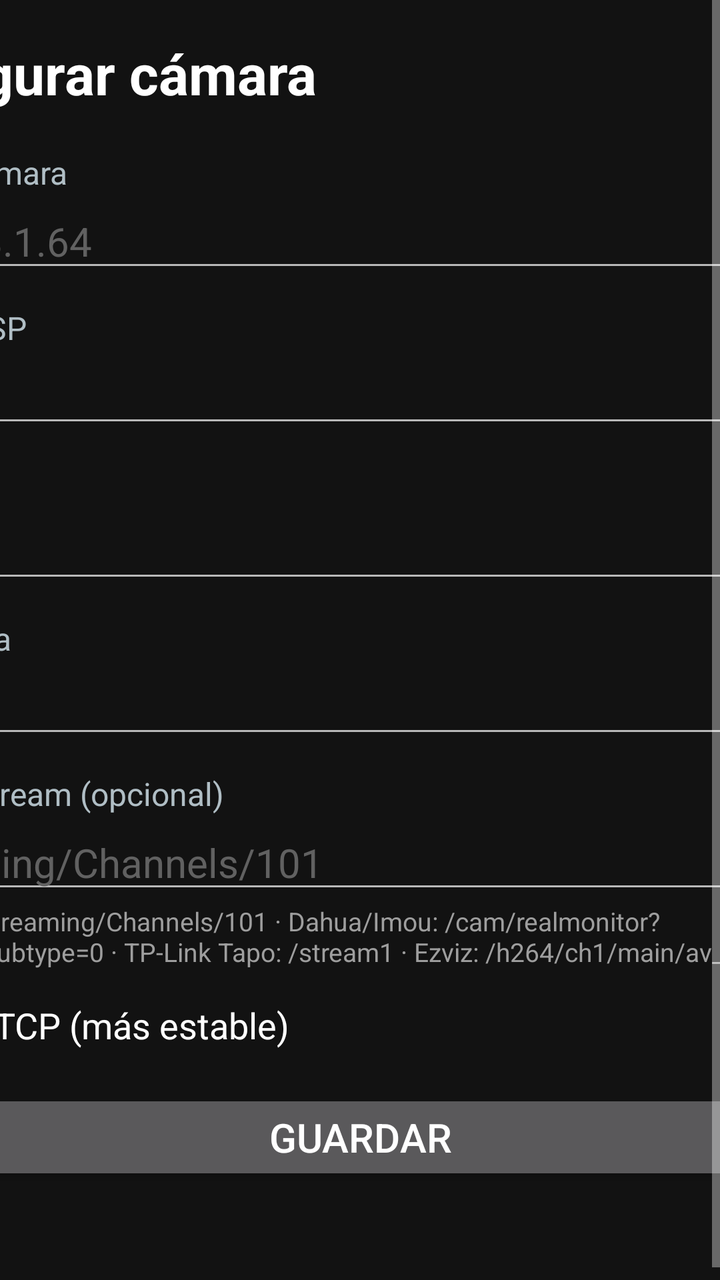
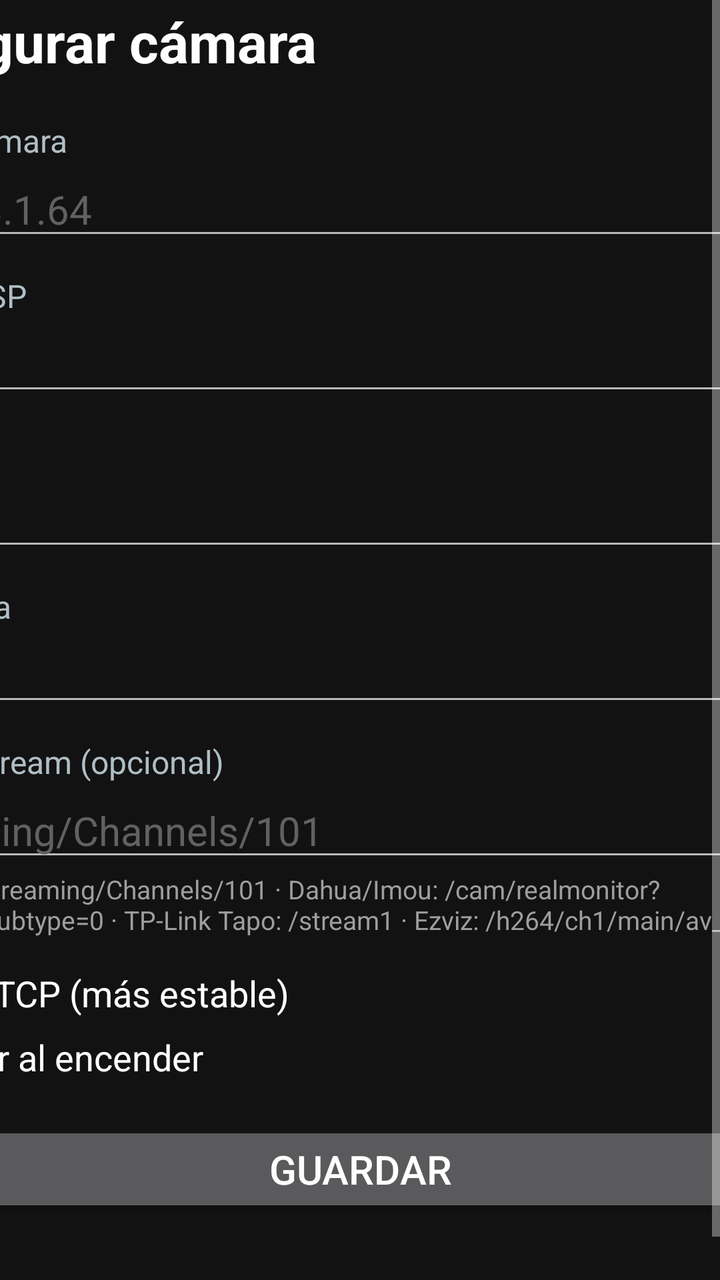

Compare the two renders of this Android layout. The source of the first and the diff that turns it into the second are given below.
<!-- AndroidManifest.xml: application theme AppTheme -->
<!-- res/layout/activity_settings.xml -->
<?xml version="1.0" encoding="utf-8"?>
<ScrollView xmlns:android="http://schemas.android.com/apk/res/android"
    android:layout_width="match_parent"
    android:layout_height="match_parent"
    android:background="#121212"
    android:fillViewport="true">

    <LinearLayout
        android:layout_width="560dp"
        android:layout_height="wrap_content"
        android:layout_gravity="center"
        android:orientation="vertical"
        android:padding="24dp">

        <TextView
            style="@style/Title"
            android:text="@string/settings_title" />

        <TextView style="@style/Label" android:text="@string/ip" />
        <EditText
            android:id="@+id/ip"
            style="@style/Field"
            android:hint="192.168.1.64"
            android:inputType="textUri" />

        <TextView style="@style/Label" android:text="@string/port" />
        <EditText
            android:id="@+id/port"
            style="@style/Field"
            android:hint="554"
            android:inputType="number" />

        <TextView style="@style/Label" android:text="@string/user" />
        <EditText
            android:id="@+id/user"
            style="@style/Field"
            android:hint="admin"
            android:inputType="text" />

        <TextView style="@style/Label" android:text="@string/pass" />
        <EditText
            android:id="@+id/pass"
            style="@style/Field"
            android:inputType="textPassword" />

        <TextView style="@style/Label" android:text="@string/path" />
        <EditText
            android:id="@+id/path"
            style="@style/Field"
            android:hint="/Streaming/Channels/101"
            android:inputType="textUri" />

        <TextView
            android:layout_width="match_parent"
            android:layout_height="wrap_content"
            android:text="@string/path_help"
            android:textColor="#9E9E9E"
            android:textSize="13sp" />

        <CheckBox
            android:id="@+id/tcp"
            android:layout_width="wrap_content"
            android:layout_height="wrap_content"
            android:layout_marginTop="12dp"
            android:text="@string/tcp"
            android:textColor="#FFFFFF"
            android:textSize="18sp" />

        <Button
            android:id="@+id/save"
            android:layout_width="match_parent"
            android:layout_height="wrap_content"
            android:layout_marginTop="16dp"
            android:text="@string/save"
            android:textSize="20sp" />

        <TextView
            android:id="@+id/preview"
            android:layout_width="match_parent"
            android:layout_height="wrap_content"
            android:layout_marginTop="12dp"
            android:textColor="#757575"
            android:textSize="13sp" />
    </LinearLayout>
</ScrollView>
<!-- resources referenced by this layout -->
<resources>
  <string name="ip">IP de la cámara</string>
  <string name="pass">Contraseña</string>
  <string name="path">Ruta del stream (opcional)</string>
  <string name="path_help">Hikvision: /Streaming/Channels/101 · Dahua/Imou: /cam/realmonitor?channel=1&amp;subtype=0 · TP-Link Tapo: /stream1 · Ezviz: /h264/ch1/main/av_stream</string>
  <string name="port">Puerto RTSP</string>
  <string name="save">Guardar</string>
  <string name="settings_title">Configurar cámara</string>
  <string name="tcp">Usar TCP (más estable)</string>
  <string name="user">Usuario</string>
  <style name="Field">
          <item name="android:layout_width">match_parent</item>
          <item name="android:layout_height">wrap_content</item>
          <item name="android:singleLine">true</item>
          <item name="android:imeOptions">actionNext</item>
          <item name="android:textColor">#FFFFFF</item>
          <item name="android:textColorHint">#616161</item>
          <item name="android:textSize">20sp</item>
      </style>
  <style name="Label">
          <item name="android:layout_width">match_parent</item>
          <item name="android:layout_height">wrap_content</item>
          <item name="android:layout_marginTop">12dp</item>
          <item name="android:textColor">#B0BEC5</item>
          <item name="android:textSize">16sp</item>
      </style>
  <style name="Title">
          <item name="android:layout_width">match_parent</item>
          <item name="android:layout_height">wrap_content</item>
          <item name="android:layout_marginBottom">8dp</item>
          <item name="android:textColor">#FFFFFF</item>
          <item name="android:textSize">28sp</item>
          <item name="android:textStyle">bold</item>
      </style>
  <style name="AppTheme" parent="@android:style/Theme.Material.NoActionBar.Fullscreen">
          <item name="android:windowBackground">@android:color/black</item>
          <item name="android:colorAccent">#29B6F6</item>
      </style>
</resources>

<!-- the commit's change to res/layout/activity_settings.xml (unified diff, before → after) -->
@@ -66,6 +66,14 @@
             android:textColor="#FFFFFF"
             android:textSize="18sp" />
 
+        <CheckBox
+            android:id="@+id/autostart"
+            android:layout_width="wrap_content"
+            android:layout_height="wrap_content"
+            android:text="@string/autostart"
+            android:textColor="#FFFFFF"
+            android:textSize="18sp" />
+
         <Button
             android:id="@+id/save"
             android:layout_width="match_parent"
<!-- resource entries referenced after the edit -->
@@ -1,5 +1,6 @@
 <!-- resources referenced by this layout -->
 <resources>
+  <string name="autostart">Iniciar al encender</string>
   <string name="ip">IP de la cámara</string>
   <string name="pass">Contraseña</string>
   <string name="path">Ruta del stream (opcional)</string>
